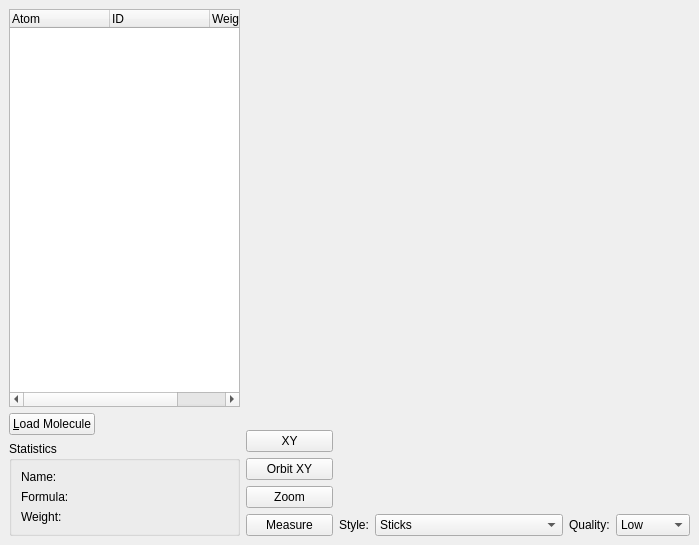
Old version of the form src/moleculeviewerwidget.ui in the repository KDE/kalzium.
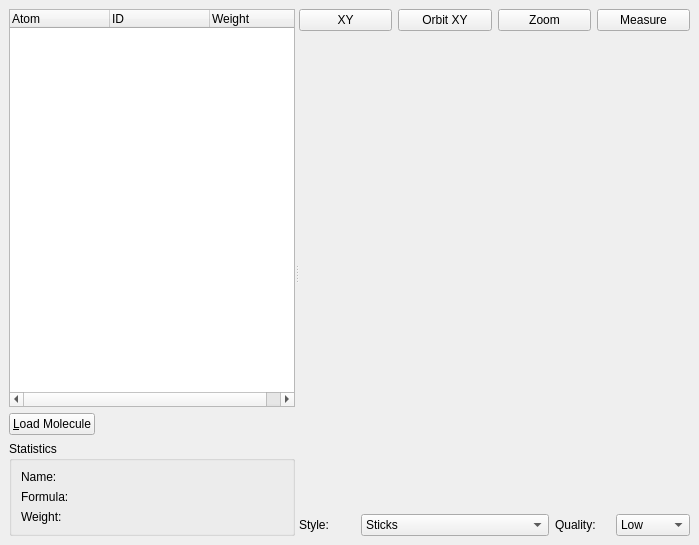
New version of the form. Icons and pictures are not drawn. Custom widgets are drawn as their Qt base class.

Commit message: A way better GUI if you ask me...

The edit to the form file:
```diff
--- a/src/moleculeviewerwidget.ui
+++ b/src/moleculeviewerwidget.ui
@@ -19,7 +19,12 @@
    <property name="spacing" >
     <number>6</number>
    </property>
-   <item row="0" column="1" >
+   <item row="0" column="0" >
+    <widget class="QSplitter" name="splitter" >
+     <property name="orientation" >
+      <enum>Qt::Horizontal</enum>
+     </property>
+     <widget class="QWidget" name="" >
     <layout class="QVBoxLayout" >
      <property name="margin" >
       <number>0</number>
@@ -27,19 +32,160 @@
      <property name="spacing" >
       <number>6</number>
      </property>
+       <item>
+        <widget class="QTreeWidget" name="treeWidget" >
+         <column>
+          <property name="text" >
+           <string>Atom</string>
+          </property>
+         </column>
+         <column>
+          <property name="text" >
+           <string>ID</string>
+          </property>
+         </column>
+         <column>
+          <property name="text" >
+           <string>Weight</string>
+          </property>
+         </column>
+        </widget>
+       </item>
+       <item>
+        <layout class="QHBoxLayout" >
+         <property name="margin" >
+          <number>0</number>
+         </property>
+         <property name="spacing" >
+          <number>6</number>
+         </property>
+         <item>
+          <widget class="QPushButton" name="loadButton" >
+           <property name="text" >
+            <string>&amp;Load Molecule</string>
+           </property>
+          </widget>
+         </item>
      <item>
       <spacer>
        <property name="orientation" >
-        <enum>Qt::Vertical</enum>
+            <enum>Qt::Horizontal</enum>
        </property>
        <property name="sizeHint" >
         <size>
-         <width>87</width>
-         <height>201</height>
+             <width>40</width>
+             <height>20</height>
         </size>
        </property>
       </spacer>
      </item>
+        </layout>
+       </item>
+       <item>
+        <widget class="QGroupBox" name="groupBox" >
+         <property name="title" >
+          <string>Statistics</string>
+         </property>
+         <layout class="QGridLayout" >
+          <property name="margin" >
+           <number>9</number>
+          </property>
+          <property name="spacing" >
+           <number>6</number>
+          </property>
+          <item row="0" column="0" >
+           <layout class="QHBoxLayout" >
+            <property name="margin" >
+             <number>0</number>
+            </property>
+            <property name="spacing" >
+             <number>6</number>
+            </property>
+            <item>
+             <widget class="QLabel" name="label_3" >
+              <property name="text" >
+               <string>Name:</string>
+              </property>
+             </widget>
+            </item>
+            <item>
+             <widget class="QLabel" name="nameLabel" >
+              <property name="text" >
+               <string/>
+              </property>
+             </widget>
+            </item>
+           </layout>
+          </item>
+          <item row="1" column="0" >
+           <layout class="QHBoxLayout" >
+            <property name="margin" >
+             <number>0</number>
+            </property>
+            <property name="spacing" >
+             <number>6</number>
+            </property>
+            <item>
+             <widget class="QLabel" name="label_7" >
+              <property name="text" >
+               <string>Formula:</string>
+              </property>
+             </widget>
+            </item>
+            <item>
+             <widget class="QLabel" name="formulaLabel" >
+              <property name="text" >
+               <string/>
+              </property>
+             </widget>
+            </item>
+           </layout>
+          </item>
+          <item row="2" column="0" >
+           <layout class="QHBoxLayout" >
+            <property name="margin" >
+             <number>0</number>
+            </property>
+            <property name="spacing" >
+             <number>6</number>
+            </property>
+            <item>
+             <widget class="QLabel" name="label_4" >
+              <property name="text" >
+               <string>Weight:</string>
+              </property>
+             </widget>
+            </item>
+            <item>
+             <widget class="QLabel" name="weightLabel" >
+              <property name="text" >
+               <string/>
+              </property>
+             </widget>
+            </item>
+           </layout>
+          </item>
+         </layout>
+        </widget>
+       </item>
+      </layout>
+     </widget>
+     <widget class="QWidget" name="" >
+      <layout class="QVBoxLayout" >
+       <property name="margin" >
+        <number>0</number>
+       </property>
+       <property name="spacing" >
+        <number>6</number>
+       </property>
+       <item>
+        <layout class="QHBoxLayout" >
+         <property name="margin" >
+          <number>0</number>
+         </property>
+         <property name="spacing" >
+          <number>6</number>
+         </property>
      <item>
       <widget class="QPushButton" name="xyButton" >
        <property name="toolTip" >
@@ -112,14 +258,6 @@
      </item>
     </layout>
    </item>
-   <item row="0" column="2" >
-    <layout class="QVBoxLayout" >
-     <property name="margin" >
-      <number>0</number>
-     </property>
-     <property name="spacing" >
-      <number>6</number>
-     </property>
      <item>
       <widget class="KalziumGLWidget" name="glWidget" >
        <property name="minimumSize" >
@@ -204,152 +342,8 @@
       </layout>
      </item>
     </layout>
-   </item>
-   <item row="0" column="0" >
-    <layout class="QVBoxLayout" >
-     <property name="margin" >
-      <number>0</number>
-     </property>
-     <property name="spacing" >
-      <number>6</number>
-     </property>
-     <item>
-      <widget class="QTreeWidget" name="treeWidget" >
-       <column>
-        <property name="text" >
-         <string>Atom</string>
-        </property>
-       </column>
-       <column>
-        <property name="text" >
-         <string>ID</string>
-        </property>
-       </column>
-       <column>
-        <property name="text" >
-         <string>Weight</string>
-        </property>
-       </column>
-      </widget>
-     </item>
-     <item>
-      <layout class="QHBoxLayout" >
-       <property name="margin" >
-        <number>0</number>
-       </property>
-       <property name="spacing" >
-        <number>6</number>
-       </property>
-       <item>
-        <widget class="QPushButton" name="loadButton" >
-         <property name="text" >
-          <string>&amp;Load Molecule</string>
-         </property>
-        </widget>
-       </item>
-       <item>
-        <spacer>
-         <property name="orientation" >
-          <enum>Qt::Horizontal</enum>
-         </property>
-         <property name="sizeHint" >
-          <size>
-           <width>40</width>
-           <height>20</height>
-          </size>
-         </property>
-        </spacer>
-       </item>
-      </layout>
-     </item>
-     <item>
-      <widget class="QGroupBox" name="groupBox" >
-       <property name="title" >
-        <string>Statistics</string>
-       </property>
-       <layout class="QGridLayout" >
-        <property name="margin" >
-         <number>9</number>
-        </property>
-        <property name="spacing" >
-         <number>6</number>
-        </property>
-        <item row="0" column="0" >
-         <layout class="QHBoxLayout" >
-          <property name="margin" >
-           <number>0</number>
-          </property>
-          <property name="spacing" >
-           <number>6</number>
-          </property>
-          <item>
-           <widget class="QLabel" name="label_3" >
-            <property name="text" >
-             <string>Name:</string>
-            </property>
-           </widget>
-          </item>
-          <item>
-           <widget class="QLabel" name="nameLabel" >
-            <property name="text" >
-             <string/>
-            </property>
-           </widget>
-          </item>
-         </layout>
-        </item>
-        <item row="1" column="0" >
-         <layout class="QHBoxLayout" >
-          <property name="margin" >
-           <number>0</number>
-          </property>
-          <property name="spacing" >
-           <number>6</number>
-          </property>
-          <item>
-           <widget class="QLabel" name="label_7" >
-            <property name="text" >
-             <string>Formula:</string>
-            </property>
-           </widget>
-          </item>
-          <item>
-           <widget class="QLabel" name="formulaLabel" >
-            <property name="text" >
-             <string/>
-            </property>
-           </widget>
-          </item>
-         </layout>
-        </item>
-        <item row="2" column="0" >
-         <layout class="QHBoxLayout" >
-          <property name="margin" >
-           <number>0</number>
-          </property>
-          <property name="spacing" >
-           <number>6</number>
-          </property>
-          <item>
-           <widget class="QLabel" name="label_4" >
-            <property name="text" >
-             <string>Weight:</string>
-            </property>
-           </widget>
-          </item>
-          <item>
-           <widget class="QLabel" name="weightLabel" >
-            <property name="text" >
-             <string/>
-            </property>
-           </widget>
-          </item>
-         </layout>
-        </item>
-       </layout>
-      </widget>
-     </item>
-    </layout>
+     </widget>
+    </widget>
    </item>
   </layout>
  </widget>
```
Left out of the diff: 2 changed lines with no effect on the pictures. Lines whose indentation alone changed are shown as unchanged.
